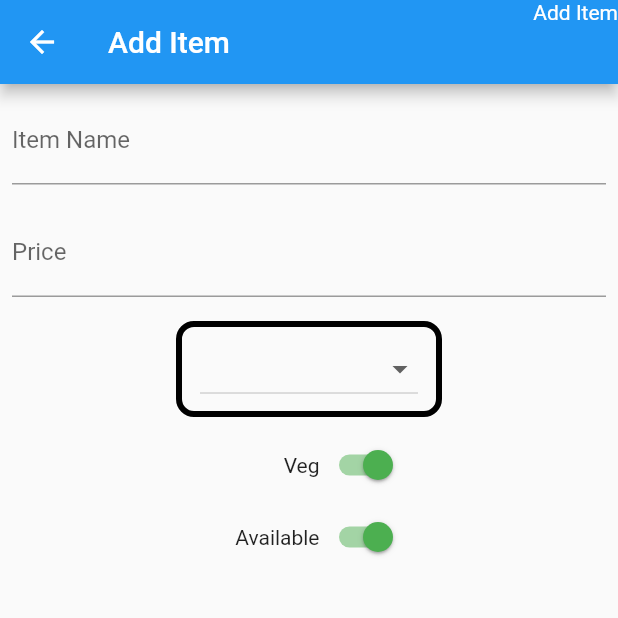
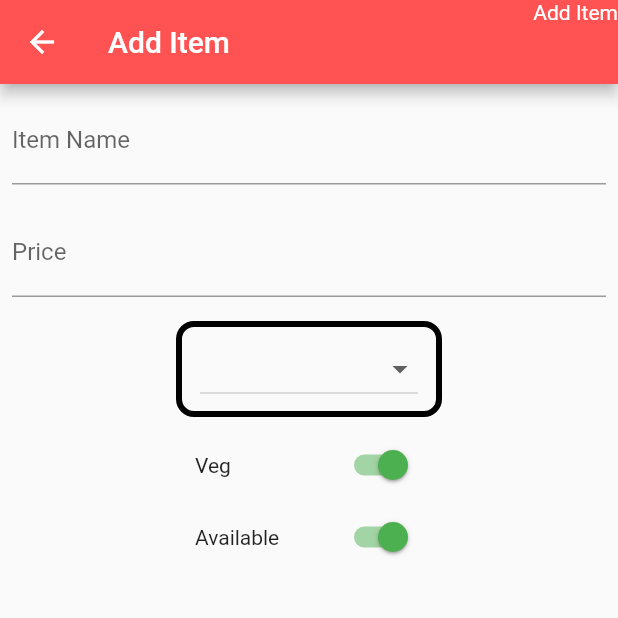
Before and after one commit to Shash0501/Food-Ordering-App, a Flutter app: the AddItemPage screen opened directly with empty values, on a phone screen of 412 x 824 dp, the top half of it. Run offline on Flutter 3.47's test engine with Material 2 defaults, Android fonts, the phone set to English and light mode, and no system bars; our stand-ins replace bloc, cloud_firestore, dartz, equatable, firebase_auth, firebase_core and 2 more; missing offline and left inert: googleapis; accounts and stored records are empty.

Commit message:
Changes to Add Menu ITEM UI

```diff
--- a/food_ordering_app/lib/features/admin/menu/presentation/pages/add_item_page.dart
+++ b/food_ordering_app/lib/features/admin/menu/presentation/pages/add_item_page.dart
@@ -40,6 +40,7 @@ class _AddItemPageState extends State<AddItemPage> {
       builder: (context, state) {
         return Scaffold(
           appBar: AppBar(
+            backgroundColor: Colors.redAccent,
             title: const Text("Add Item"),
             actions: [
               InkWell(
@@ -117,11 +118,11 @@ class _AddItemPageState extends State<AddItemPage> {
               ),
               Center(
                 child: Padding(
-                  padding: const EdgeInsets.symmetric(horizontal: 140),
+                  padding: const EdgeInsets.symmetric(horizontal: 130.0),
                   child: Row(
                     mainAxisAlignment: MainAxisAlignment.end,
                     children: [
-                      Text((veg) ? "Veg" : "Non-Veg"),
+                      Expanded(child: Text((veg) ? "Veg" : "Non-Veg")),
                       Switch(
                         activeColor: Colors.green,
                         inactiveThumbColor: Colors.red,
@@ -139,11 +140,13 @@ class _AddItemPageState extends State<AddItemPage> {
               ),
               Center(
                 child: Padding(
-                  padding: const EdgeInsets.symmetric(horizontal: 140),
+                  padding: const EdgeInsets.symmetric(horizontal: 130),
                   child: Row(
                     mainAxisAlignment: MainAxisAlignment.end,
                     children: [
-                      Text((available) ? "Available" : "Unavailable"),
+                      Expanded(
+                          child:
+                              Text((available) ? "Available" : "Unavailable")),
                       Switch(
                         activeColor: Colors.green,
                         inactiveThumbColor: Colors.red,
--- a/food_ordering_app/lib/features/admin/menu/presentation/widgets/menu_item.dart
+++ b/food_ordering_app/lib/features/admin/menu/presentation/widgets/menu_item.dart
@@ -61,7 +61,6 @@ class _MenuItemCardState extends State<MenuItemCard> {
                         color: Colors.black,
                       ),
                     ),
-                    const Icon(Icons.arrow_forward_ios_outlined, size: 15),
                   ],
                 ),
                 // TODO add description
```
